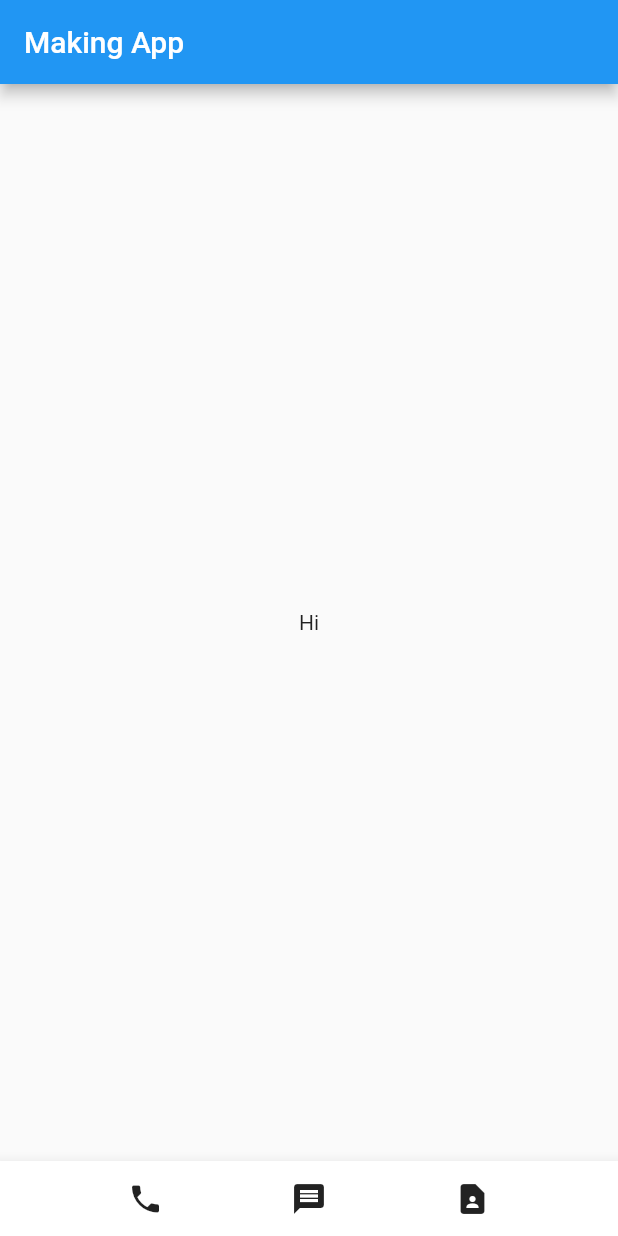
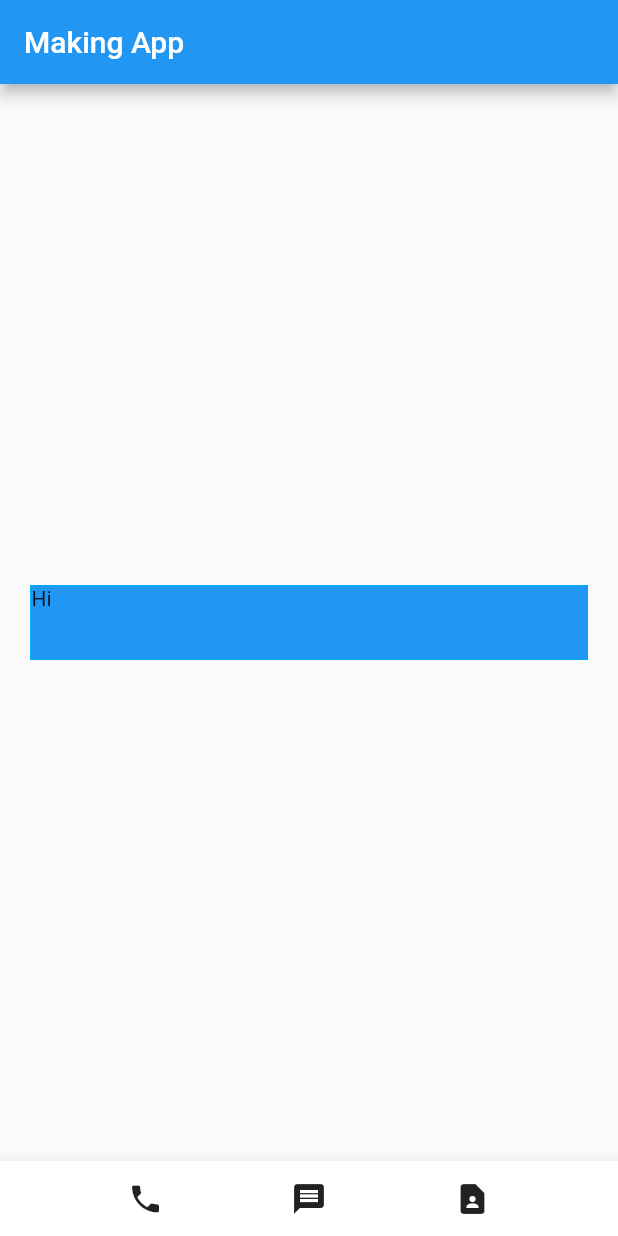
Before and after one commit to betterplaywon/flutter_practice, a Flutter app: the screen it shows after launch, on a phone screen of 412 x 824 dp. Run offline on Flutter 3.47's test engine with Material 2 defaults, Android fonts, the phone set to English and light mode, and no system bars.

Commit message:
Modified: making basic layout

```diff
--- a/lib/main.dart
+++ b/lib/main.dart
@@ -13,11 +13,21 @@ class MyApp extends StatelessWidget {
     return MaterialApp(
       home:Scaffold(
         appBar: AppBar(title: Text('Making App')),
-        body: Center(
-         child: Text('Hi'),
+        body: Align(
+          alignment: Alignment.center,
+          child: Container(
+            width: double.infinity, height:50,
+           margin: EdgeInsets.all(20),
+           decoration: BoxDecoration(
+             color: Colors.blue,
+             border: Border.all(color:Colors.lightBlue)
+
+           ),
+           child: Text('Hi'),
+          ),
         ),
         bottomNavigationBar: BottomAppBar(
-          child:  SizedBox(
+          child:  Container(
             width: 50,
             height:50,
             child: Row(
```
